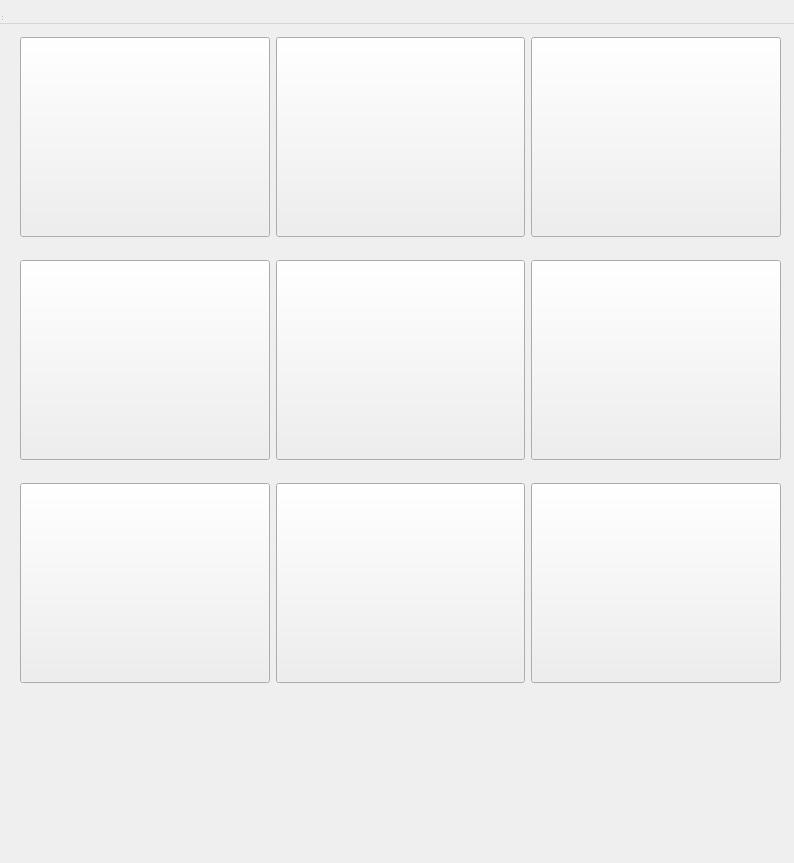
junePyo/RenaLabApp-Tic-Tac-Toe-Demo, file ui/BoardView.ui: the form before one commit.
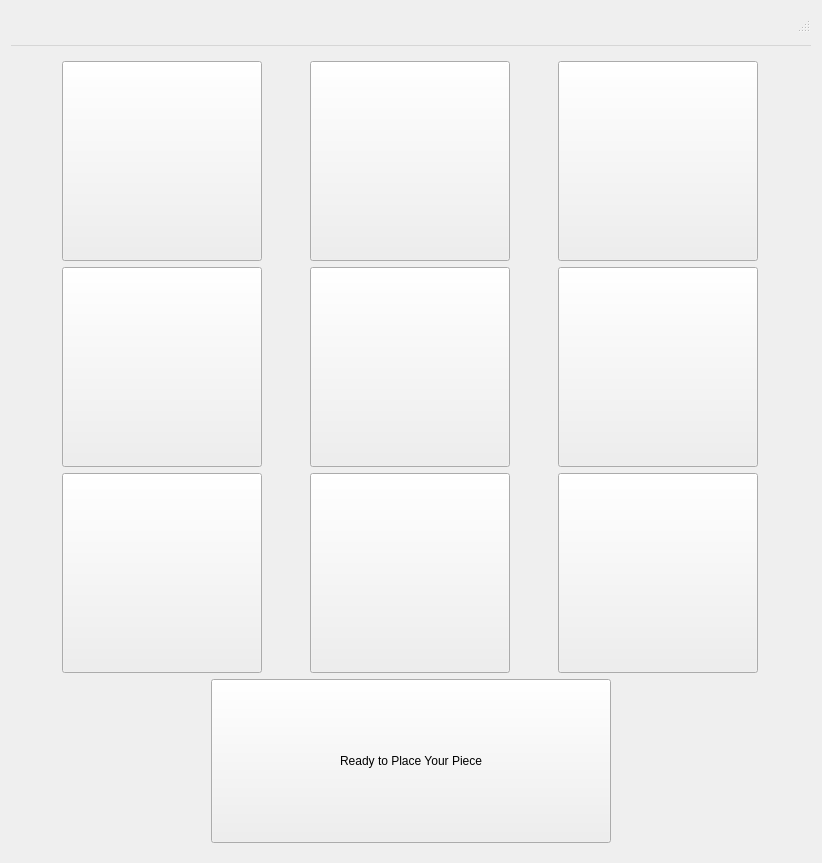
The form after the commit.

Commit message: complete flashing feature

```diff
--- a/ui/BoardView.ui
+++ b/ui/BoardView.ui
@@ -13,247 +13,319 @@
   <property name="windowTitle">
    <string>MainWindow</string>
   </property>
-  <widget class="QWidget" name="centralwidget">
-   <widget class="QWidget" name="gridLayoutWidget">
-    <property name="geometry">
-     <rect>
-      <x>20</x>
-      <y>20</y>
-      <width>761</width>
-      <height>681</height>
-     </rect>
-    </property>
-    <layout class="QGridLayout" name="gridLayout">
-     <item row="0" column="0">
-      <widget class="QPushButton" name="button1">
-       <property name="sizePolicy">
-        <sizepolicy hsizetype="Minimum" vsizetype="Fixed">
-         <horstretch>100</horstretch>
-         <verstretch>100</verstretch>
-        </sizepolicy>
-       </property>
-       <property name="minimumSize">
-        <size>
-         <width>100</width>
-         <height>200</height>
-        </size>
-       </property>
-       <property name="font">
-        <font>
-         <pointsize>48</pointsize>
-        </font>
-       </property>
-       <property name="text">
-        <string/>
-       </property>
-      </widget>
-     </item>
-     <item row="3" column="2">
-      <widget class="QPushButton" name="button9">
-       <property name="sizePolicy">
-        <sizepolicy hsizetype="Minimum" vsizetype="Fixed">
-         <horstretch>100</horstretch>
-         <verstretch>100</verstretch>
-        </sizepolicy>
-       </property>
-       <property name="minimumSize">
-        <size>
-         <width>100</width>
-         <height>200</height>
-        </size>
-       </property>
-       <property name="font">
-        <font>
-         <pointsize>48</pointsize>
-        </font>
-       </property>
-       <property name="text">
-        <string/>
-       </property>
-      </widget>
-     </item>
-     <item row="3" column="0">
-      <widget class="QPushButton" name="button3">
-       <property name="sizePolicy">
-        <sizepolicy hsizetype="Minimum" vsizetype="Fixed">
-         <horstretch>100</horstretch>
-         <verstretch>100</verstretch>
-        </sizepolicy>
-       </property>
-       <property name="minimumSize">
-        <size>
-         <width>100</width>
-         <height>200</height>
-        </size>
-       </property>
-       <property name="font">
-        <font>
-         <pointsize>48</pointsize>
-        </font>
-       </property>
-       <property name="text">
-        <string/>
-       </property>
-      </widget>
-     </item>
-     <item row="0" column="2">
-      <widget class="QPushButton" name="button7">
-       <property name="sizePolicy">
-        <sizepolicy hsizetype="Minimum" vsizetype="Fixed">
-         <horstretch>100</horstretch>
-         <verstretch>100</verstretch>
-        </sizepolicy>
-       </property>
-       <property name="minimumSize">
-        <size>
-         <width>100</width>
-         <height>200</height>
-        </size>
-       </property>
-       <property name="font">
-        <font>
-         <pointsize>48</pointsize>
-        </font>
-       </property>
-       <property name="text">
-        <string/>
-       </property>
-      </widget>
-     </item>
-     <item row="2" column="2">
-      <widget class="QPushButton" name="button8">
-       <property name="sizePolicy">
-        <sizepolicy hsizetype="Minimum" vsizetype="Fixed">
-         <horstretch>100</horstretch>
-         <verstretch>100</verstretch>
-        </sizepolicy>
-       </property>
-       <property name="minimumSize">
-        <size>
-         <width>100</width>
-         <height>200</height>
-        </size>
-       </property>
-       <property name="font">
-        <font>
-         <pointsize>48</pointsize>
-        </font>
-       </property>
-       <property name="text">
-        <string/>
-       </property>
-      </widget>
-     </item>
-     <item row="3" column="1">
-      <widget class="QPushButton" name="button6">
-       <property name="sizePolicy">
-        <sizepolicy hsizetype="Minimum" vsizetype="Fixed">
-         <horstretch>100</horstretch>
-         <verstretch>100</verstretch>
-        </sizepolicy>
-       </property>
-       <property name="minimumSize">
-        <size>
-         <width>100</width>
-         <height>200</height>
-        </size>
-       </property>
-       <property name="font">
-        <font>
-         <pointsize>48</pointsize>
-        </font>
-       </property>
-       <property name="text">
-        <string/>
-       </property>
-      </widget>
-     </item>
-     <item row="2" column="1">
-      <widget class="QPushButton" name="button5">
-       <property name="sizePolicy">
-        <sizepolicy hsizetype="Minimum" vsizetype="Fixed">
-         <horstretch>100</horstretch>
-         <verstretch>100</verstretch>
-        </sizepolicy>
-       </property>
-       <property name="minimumSize">
-        <size>
-         <width>100</width>
-         <height>200</height>
-        </size>
-       </property>
-       <property name="font">
-        <font>
-         <pointsize>48</pointsize>
-        </font>
-       </property>
-       <property name="text">
-        <string/>
-       </property>
-      </widget>
-     </item>
-     <item row="0" column="1">
-      <widget class="QPushButton" name="button4">
-       <property name="sizePolicy">
-        <sizepolicy hsizetype="Minimum" vsizetype="Fixed">
-         <horstretch>100</horstretch>
-         <verstretch>100</verstretch>
-        </sizepolicy>
-       </property>
-       <property name="minimumSize">
-        <size>
-         <width>100</width>
-         <height>200</height>
-        </size>
-       </property>
-       <property name="font">
-        <font>
-         <pointsize>48</pointsize>
-        </font>
-       </property>
-       <property name="text">
-        <string/>
-       </property>
-      </widget>
-     </item>
-     <item row="2" column="0">
-      <widget class="QPushButton" name="button2">
-       <property name="sizePolicy">
-        <sizepolicy hsizetype="Minimum" vsizetype="Fixed">
-         <horstretch>100</horstretch>
-         <verstretch>100</verstretch>
-        </sizepolicy>
-       </property>
-       <property name="minimumSize">
-        <size>
-         <width>100</width>
-         <height>200</height>
-        </size>
-       </property>
-       <property name="font">
-        <font>
-         <pointsize>48</pointsize>
-        </font>
-       </property>
-       <property name="text">
-        <string/>
-       </property>
-      </widget>
-     </item>
-    </layout>
-   </widget>
-  </widget>
-  <widget class="QMenuBar" name="menubar">
-   <property name="geometry">
-    <rect>
-     <x>0</x>
-     <y>0</y>
-     <width>794</width>
-     <height>24</height>
-    </rect>
-   </property>
-  </widget>
-  <widget class="QStatusBar" name="statusbar"/>
+  <layout class="QVBoxLayout" name="verticalLayout_2">
+   <item>
+    <widget class="QStatusBar" name="statusbar"/>
+   </item>
+   <item>
+    <widget class="QMenuBar" name="menubar"/>
+   </item>
+   <item>
+    <widget class="QWidget" name="centralwidget" native="true">
+     <property name="sizePolicy">
+      <sizepolicy hsizetype="Fixed" vsizetype="Minimum">
+       <horstretch>0</horstretch>
+       <verstretch>0</verstretch>
+      </sizepolicy>
+     </property>
+     <property name="minimumSize">
+      <size>
+       <width>800</width>
+       <height>800</height>
+      </size>
+     </property>
+     <property name="maximumSize">
+      <size>
+       <width>800</width>
+       <height>800</height>
+      </size>
+     </property>
+     <layout class="QVBoxLayout" name="verticalLayout">
+      <item>
+       <layout class="QGridLayout" name="gridLayout">
+        <item row="2" column="1">
+         <widget class="QPushButton" name="button5">
+          <property name="sizePolicy">
+           <sizepolicy hsizetype="Fixed" vsizetype="Fixed">
+            <horstretch>100</horstretch>
+            <verstretch>100</verstretch>
+           </sizepolicy>
+          </property>
+          <property name="minimumSize">
+           <size>
+            <width>200</width>
+            <height>200</height>
+           </size>
+          </property>
+          <property name="maximumSize">
+           <size>
+            <width>200</width>
+            <height>200</height>
+           </size>
+          </property>
+          <property name="font">
+           <font>
+            <pointsize>48</pointsize>
+           </font>
+          </property>
+          <property name="text">
+           <string/>
+          </property>
+         </widget>
+        </item>
+        <item row="2" column="0">
+         <widget class="QPushButton" name="button2">
+          <property name="sizePolicy">
+           <sizepolicy hsizetype="Fixed" vsizetype="Fixed">
+            <horstretch>100</horstretch>
+            <verstretch>100</verstretch>
+           </sizepolicy>
+          </property>
+          <property name="minimumSize">
+           <size>
+            <width>200</width>
+            <height>200</height>
+           </size>
+          </property>
+          <property name="maximumSize">
+           <size>
+            <width>200</width>
+            <height>200</height>
+           </size>
+          </property>
+          <property name="font">
+           <font>
+            <pointsize>48</pointsize>
+           </font>
+          </property>
+          <property name="text">
+           <string/>
+          </property>
+         </widget>
+        </item>
+        <item row="3" column="1">
+         <widget class="QPushButton" name="button6">
+          <property name="sizePolicy">
+           <sizepolicy hsizetype="Fixed" vsizetype="Fixed">
+            <horstretch>100</horstretch>
+            <verstretch>100</verstretch>
+           </sizepolicy>
+          </property>
+          <property name="minimumSize">
+           <size>
+            <width>200</width>
+            <height>200</height>
+           </size>
+          </property>
+          <property name="maximumSize">
+           <size>
+            <width>200</width>
+            <height>200</height>
+           </size>
+          </property>
+          <property name="font">
+           <font>
+            <pointsize>48</pointsize>
+           </font>
+          </property>
+          <property name="text">
+           <string/>
+          </property>
+         </widget>
+        </item>
+        <item row="0" column="1">
+         <widget class="QPushButton" name="button4">
+          <property name="sizePolicy">
+           <sizepolicy hsizetype="Fixed" vsizetype="Fixed">
+            <horstretch>100</horstretch>
+            <verstretch>100</verstretch>
+           </sizepolicy>
+          </property>
+          <property name="minimumSize">
+           <size>
+            <width>200</width>
+            <height>200</height>
+           </size>
+          </property>
+          <property name="maximumSize">
+           <size>
+            <width>200</width>
+            <height>200</height>
+           </size>
+          </property>
+          <property name="font">
+           <font>
+            <pointsize>48</pointsize>
+           </font>
+          </property>
+          <property name="text">
+           <string/>
+          </property>
+         </widget>
+        </item>
+        <item row="2" column="2">
+         <widget class="QPushButton" name="button8">
+          <property name="sizePolicy">
+           <sizepolicy hsizetype="Fixed" vsizetype="Fixed">
+            <horstretch>200</horstretch>
+            <verstretch>100</verstretch>
+           </sizepolicy>
+          </property>
+          <property name="minimumSize">
+           <size>
+            <width>200</width>
+            <height>200</height>
+           </size>
+          </property>
+          <property name="font">
+           <font>
+            <pointsize>48</pointsize>
+           </font>
+          </property>
+          <property name="text">
+           <string/>
+          </property>
+         </widget>
+        </item>
+        <item row="0" column="2">
+         <widget class="QPushButton" name="button7">
+          <property name="sizePolicy">
+           <sizepolicy hsizetype="Fixed" vsizetype="Fixed">
+            <horstretch>200</horstretch>
+            <verstretch>100</verstretch>
+           </sizepolicy>
+          </property>
+          <property name="minimumSize">
+           <size>
+            <width>200</width>
+            <height>200</height>
+           </size>
+          </property>
+          <property name="font">
+           <font>
+            <pointsize>48</pointsize>
+           </font>
+          </property>
+          <property name="text">
+           <string/>
+          </property>
+         </widget>
+        </item>
+        <item row="3" column="0">
+         <widget class="QPushButton" name="button3">
+          <property name="sizePolicy">
+           <sizepolicy hsizetype="Fixed" vsizetype="Fixed">
+            <horstretch>100</horstretch>
+            <verstretch>100</verstretch>
+           </sizepolicy>
+          </property>
+          <property name="minimumSize">
+           <size>
+            <width>200</width>
+            <height>200</height>
+           </size>
+          </property>
+          <property name="maximumSize">
+           <size>
+            <width>200</width>
+            <height>200</height>
+           </size>
+          </property>
+          <property name="font">
+           <font>
+            <pointsize>48</pointsize>
+           </font>
+          </property>
+          <property name="text">
+           <string/>
+          </property>
+         </widget>
+        </item>
+        <item row="3" column="2">
+         <widget class="QPushButton" name="button9">
+          <property name="sizePolicy">
+           <sizepolicy hsizetype="Fixed" vsizetype="Fixed">
+            <horstretch>200</horstretch>
+            <verstretch>100</verstretch>
+           </sizepolicy>
+          </property>
+          <property name="minimumSize">
+           <size>
+            <width>200</width>
+            <height>200</height>
+           </size>
+          </property>
+          <property name="font">
+           <font>
+            <pointsize>48</pointsize>
+           </font>
+          </property>
+          <property name="text">
+           <string/>
+          </property>
+         </widget>
+        </item>
+        <item row="0" column="0">
+         <widget class="QPushButton" name="button1">
+          <property name="sizePolicy">
+           <sizepolicy hsizetype="Fixed" vsizetype="Fixed">
+            <horstretch>100</horstretch>
+            <verstretch>100</verstretch>
+           </sizepolicy>
+          </property>
+          <property name="minimumSize">
+           <size>
+            <width>200</width>
+            <height>200</height>
+           </size>
+          </property>
+          <property name="maximumSize">
+           <size>
+            <width>200</width>
+            <height>200</height>
+           </size>
+          </property>
+          <property name="font">
+           <font>
+            <pointsize>48</pointsize>
+           </font>
+          </property>
+          <property name="text">
+           <string/>
+          </property>
+         </widget>
+        </item>
+       </layout>
+      </item>
+      <item alignment="Qt::AlignHCenter">
+       <widget class="QPushButton" name="PlacePieceBtn">
+        <property name="minimumSize">
+         <size>
+          <width>400</width>
+          <height>100</height>
+         </size>
+        </property>
+        <property name="maximumSize">
+         <size>
+          <width>400</width>
+          <height>200</height>
+         </size>
+        </property>
+        <property name="text">
+         <string>Ready to Place Your Piece</string>
+        </property>
+        <property name="iconSize">
+         <size>
+          <width>30</width>
+          <height>30</height>
+         </size>
+        </property>
+       </widget>
+      </item>
+     </layout>
+    </widget>
+   </item>
+  </layout>
  </widget>
  <resources/>
  <connections/>
```
The commit also changes 1 other file.
